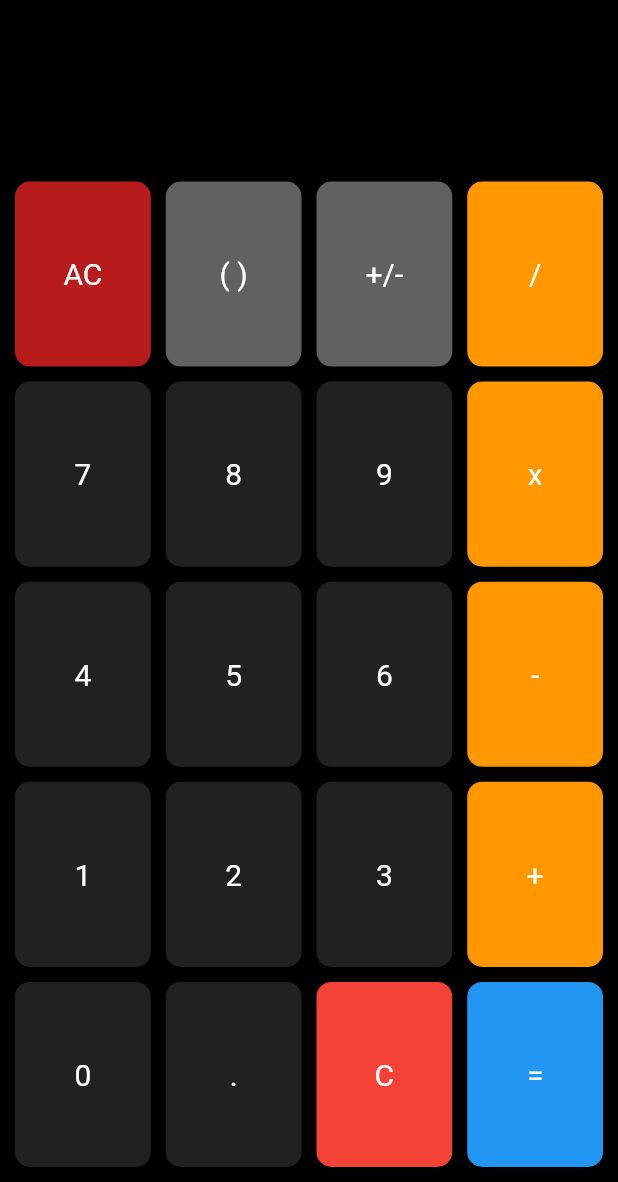
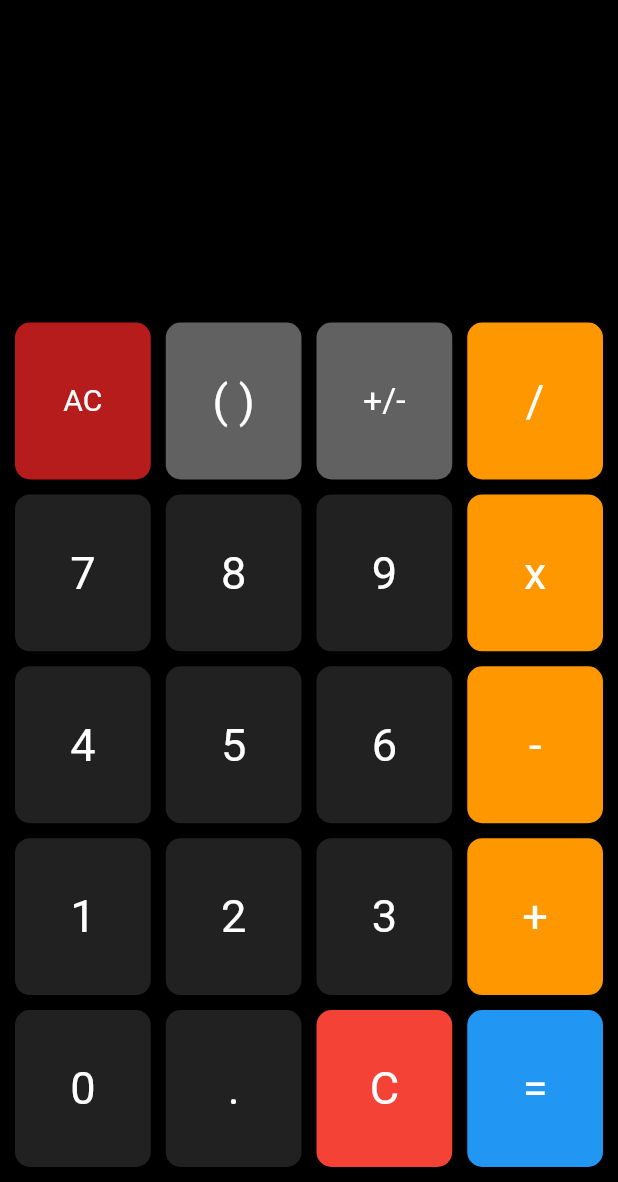
Before and after one commit to makla12/kalkulator, a Flutter app: the screen it shows after launch, on a phone screen of 412 x 824 dp, the part 54-1236 px from its top. Run offline on Flutter 3.47's test engine with Material 3 defaults, Android fonts, the phone set to English and light mode, and no system bars.

Commit message:
responsive font size

```diff
--- a/lib/widgets/button.dart
+++ b/lib/widgets/button.dart
@@ -1,4 +1,5 @@
 import 'package:flutter/material.dart';
+import 'dart:math';
 
 class Button extends StatelessWidget {
   Button({super.key, required this.text, required this.onPressed});
@@ -17,19 +18,27 @@ class Button extends StatelessWidget {
     "=": Colors.blue,
   };
 
+  final Map<String, num> _buttonTextSize = {
+    "AC": 4.5,
+    "+/-": 4,
+  };
+
   @override
   Widget build(BuildContext context) {
+    return LayoutBuilder(
+      builder: (BuildContext context, BoxConstraints constrain) {
         return ElevatedButton(
           onPressed: onPressed,
           style: ElevatedButton.styleFrom(
             backgroundColor: _buttonColors[text] ?? Colors.grey[900],
-        alignment: Alignment.center,
-        textStyle: TextStyle(fontSize: 20),
+            textStyle: TextStyle(fontSize: min(constrain.maxHeight, constrain.maxWidth) / (_buttonTextSize[text] ?? 3)),
             shape: RoundedRectangleBorder(
               borderRadius: BorderRadius.circular(10),
             ),
           ),
           child: Text(text, style: TextStyle(color: Colors.white)),
         );
+      },
+    );
   }
 }
--- a/lib/widgets/screen.dart
+++ b/lib/widgets/screen.dart
@@ -8,8 +8,8 @@ class Screen extends StatelessWidget {
   Widget build(BuildContext context) {
     return Container(
       alignment: Alignment.topRight,
-      padding: EdgeInsets.all(10),
-      child: Text(text, style: TextStyle(fontSize: 50, color: Colors.white)),
+      padding: EdgeInsets.only(left: 10, right: 10, top: 10, bottom: 75),
+      child: Text(text, style: TextStyle(fontSize: 70, color: Colors.white)),
     );
   }
 }
```
Lines whose indentation alone changed are shown as unchanged.
